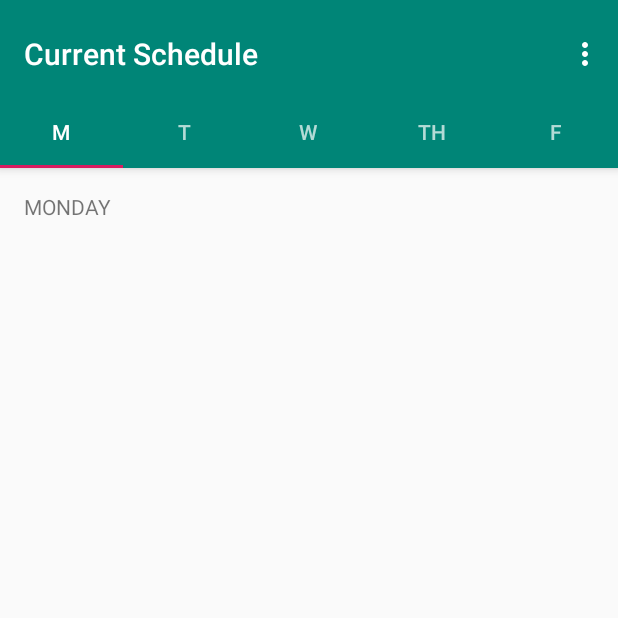
After one commit to collinmay/mywcc-app, an Android app: the CurrentScheduleActivity screen opened directly, with no data from a screen before it, on a phone screen of 412 x 824 dp, the top half of it. The commit adds this screen. Run offline under Robolectric (Android 15) with nearby library versions, the phone set to English and light mode, and no system bars.

Commit message:
first draft of current schedule page

```diff
--- /dev/null
+++ b/app/src/main/java/edu/whatcom/mywcc/CurrentScheduleActivity.java
@@ -0,0 +1,133 @@
+package edu.whatcom.mywcc;
+
+import com.google.android.material.tabs.TabLayout;
+import androidx.appcompat.app.AppCompatActivity;
+import androidx.appcompat.widget.Toolbar;
+
+import androidx.fragment.app.Fragment;
+import androidx.fragment.app.FragmentManager;
+import androidx.fragment.app.FragmentPagerAdapter;
+import androidx.viewpager.widget.ViewPager;
+import android.os.Bundle;
+import android.view.LayoutInflater;
+import android.view.Menu;
+import android.view.MenuItem;
+import android.view.View;
+import android.view.ViewGroup;
+
+import android.widget.TextView;
+import edu.whatcom.mywcc.models.Weekday;
+
+public class CurrentScheduleActivity extends AppCompatActivity {
+
+    /**
+     * The {@link androidx.viewpager.widget.PagerAdapter} that will provide
+     * fragments for each of the sections. We use a
+     * {@link FragmentPagerAdapter} derivative, which will keep every
+     * loaded fragment in memory. If this becomes too memory intensive, it
+     * may be best to switch to a
+     * androidx.fragment.app.FragmentStatePagerAdapter.
+     */
+    private SectionsPagerAdapter mSectionsPagerAdapter;
+
+    /**
+     * The {@link ViewPager} that will host the section contents.
+     */
+    private ViewPager mViewPager;
+
+    @Override
+    protected void onCreate(Bundle savedInstanceState) {
+        super.onCreate(savedInstanceState);
+        setContentView(R.layout.activity_current_schedule);
+
+        Toolbar toolbar = (Toolbar) findViewById(R.id.toolbar);
+        setSupportActionBar(toolbar);
+        // Create the adapter that will return a fragment for each of the three
+        // primary sections of the activity.
+        mSectionsPagerAdapter = new SectionsPagerAdapter(getSupportFragmentManager());
+
+        // Set up the ViewPager with the sections adapter.
+        mViewPager = (ViewPager) findViewById(R.id.container);
+        mViewPager.setAdapter(mSectionsPagerAdapter);
+
+        TabLayout tabLayout = (TabLayout) findViewById(R.id.tabs);
+
+        mViewPager.addOnPageChangeListener(new TabLayout.TabLayoutOnPageChangeListener(tabLayout));
+        tabLayout.addOnTabSelectedListener(new TabLayout.ViewPagerOnTabSelectedListener(mViewPager));
+    }
+
+    @Override
+    public boolean onCreateOptionsMenu(Menu menu) {
+        // Inflate the menu; this adds items to the action bar if it is present.
+        getMenuInflater().inflate(R.menu.menu_current_schedule, menu);
+        return true;
+    }
+
+    @Override
+    public boolean onOptionsItemSelected(MenuItem item) {
+        // Handle action bar item clicks here. The action bar will
+        // automatically handle clicks on the Home/Up button, so long
+        // as you specify a parent activity in AndroidManifest.xml.
+        int id = item.getItemId();
+
+        //noinspection SimplifiableIfStatement
+        if (id == R.id.action_settings) {
+            return true;
+        }
+
+        return super.onOptionsItemSelected(item);
+    }
+
+    /**
+     * A placeholder fragment containing a simple view.
+     */
+    public static class WeekdayFragment extends Fragment {
+        /**
+         * The fragment argument representing the section number for this
+         * fragment.
+         */
+        private static final String ARG_WEEKDAY = "weekday";
+
+        public WeekdayFragment() {
+        }
+
+        public static WeekdayFragment newInstance(Weekday weekday) {
+            WeekdayFragment fragment = new WeekdayFragment();
+            Bundle args = new Bundle();
+            args.putInt(ARG_WEEKDAY, weekday.ordinal());
+            fragment.setArguments(args);
+            return fragment;
+        }
+
+        @Override
+        public View onCreateView(LayoutInflater inflater, ViewGroup container,
+                                 Bundle savedInstanceState) {
+            View rootView = inflater.inflate(R.layout.fragment_current_schedule, container, false);
+            TextView textView = (TextView) rootView.findViewById(R.id.section_label);
+            Weekday weekday = Weekday.values()[getArguments().getInt(ARG_WEEKDAY)];
+            textView.setText(weekday.name());
+            return rootView;
+        }
+    }
+
+    /**
+     * A {@link FragmentPagerAdapter} that returns a fragment corresponding to
+     * one of the sections/tabs/pages.
+     */
+    public class SectionsPagerAdapter extends FragmentPagerAdapter {
+
+        public SectionsPagerAdapter(FragmentManager fm) {
+            super(fm);
+        }
+
+        @Override
+        public Fragment getItem(int position) {
+            return WeekdayFragment.newInstance(Weekday.values()[position]);
+        }
+
+        @Override
+        public int getCount() {
+            return 5;
+        }
+    }
+}
--- a/app/src/main/java/edu/whatcom/mywcc/LoginActivity.java
+++ b/app/src/main/java/edu/whatcom/mywcc/LoginActivity.java
@@ -7,9 +7,9 @@ import android.view.View;
 import android.widget.Button;
 import android.widget.EditText;
 import android.widget.TextView;
+import edu.whatcom.mywcc.models.StudentProfile;
 
 public class LoginActivity extends AppCompatActivity {
-
     private EditText Name;
     private EditText Password;
     private TextView Info;
--- /dev/null
+++ b/app/src/main/res/layout/activity_current_schedule.xml
@@ -0,0 +1,74 @@
+<?xml version="1.0" encoding="utf-8"?>
+<androidx.coordinatorlayout.widget.CoordinatorLayout xmlns:android="http://schemas.android.com/apk/res/android"
+                                                     xmlns:tools="http://schemas.android.com/tools"
+                                                     xmlns:app="http://schemas.android.com/apk/res-auto"
+                                                     android:id="@+id/main_content"
+                                                     android:layout_width="match_parent"
+                                                     android:layout_height="match_parent"
+                                                     android:fitsSystemWindows="true"
+                                                     tools:context=".CurrentScheduleActivity">
+
+    <com.google.android.material.appbar.AppBarLayout
+            android:id="@+id/appbar"
+            android:layout_width="match_parent"
+            android:layout_height="wrap_content"
+            android:paddingTop="@dimen/appbar_padding_top"
+            android:theme="@style/AppTheme.AppBarOverlay">
+
+        <androidx.appcompat.widget.Toolbar
+                android:id="@+id/toolbar"
+                app:title="@string/current_schedule_title"
+                android:layout_width="match_parent"
+                android:layout_height="?attr/actionBarSize"
+                android:layout_weight="1"
+                android:background="?attr/colorPrimary"
+                app:popupTheme="@style/AppTheme.PopupOverlay"
+                app:layout_scrollFlags="scroll|enterAlways">
+
+        </androidx.appcompat.widget.Toolbar>
+
+        <com.google.android.material.tabs.TabLayout
+                android:id="@+id/tabs"
+                android:layout_width="match_parent"
+                android:layout_height="wrap_content">
+
+            <com.google.android.material.tabs.TabItem
+                    android:id="@+id/tab_monday"
+                    android:layout_width="wrap_content"
+                    android:layout_height="wrap_content"
+                    android:text="@string/title_monday_short"/>
+
+            <com.google.android.material.tabs.TabItem
+                    android:id="@+id/tab_tuesday"
+                    android:layout_width="wrap_content"
+                    android:layout_height="wrap_content"
+                    android:text="@string/title_tuesday_short"/>
+
+            <com.google.android.material.tabs.TabItem
+                    android:id="@+id/tab_wednesday"
+                    android:layout_width="wrap_content"
+                    android:layout_height="wrap_content"
+                    android:text="@string/title_wednesday_short"/>
+
+            <com.google.android.material.tabs.TabItem
+                    android:id="@+id/tab_thursday"
+                    android:layout_width="wrap_content"
+                    android:layout_height="wrap_content"
+                    android:text="@string/title_thursday_short"/>
+
+            <com.google.android.material.tabs.TabItem
+                    android:id="@+id/tab_friday"
+                    android:layout_width="wrap_content"
+                    android:layout_height="wrap_content"
+                    android:text="@string/title_friday_short"/>
+
+        </com.google.android.material.tabs.TabLayout>
+    </com.google.android.material.appbar.AppBarLayout>
+
+    <androidx.viewpager.widget.ViewPager
+            android:id="@+id/container"
+            android:layout_width="match_parent"
+            android:layout_height="match_parent"
+            app:layout_behavior="@string/appbar_scrolling_view_behavior"/>
+
+</androidx.coordinatorlayout.widget.CoordinatorLayout>
--- /dev/null
+++ b/app/src/main/res/layout/fragment_current_schedule.xml
@@ -0,0 +1,23 @@
+<?xml version="1.0" encoding="utf-8"?>
+<androidx.constraintlayout.widget.ConstraintLayout xmlns:android="http://schemas.android.com/apk/res/android"
+                                                   xmlns:app="http://schemas.android.com/apk/res-auto"
+                                                   xmlns:tools="http://schemas.android.com/tools"
+                                                   android:id="@+id/constraintLayout"
+                                                   android:layout_width="match_parent"
+                                                   android:layout_height="match_parent"
+                                                   tools:context=".CurrentScheduleActivity$WeekdayFragment">
+
+    <TextView
+            android:id="@+id/section_label"
+            android:layout_width="wrap_content"
+            android:layout_height="wrap_content"
+            tools:layout_constraintTop_creator="1"
+            android:layout_marginStart="@dimen/activity_horizontal_margin"
+            android:layout_marginEnd="@dimen/activity_horizontal_margin"
+            android:layout_marginTop="@dimen/activity_vertical_margin"
+            android:layout_marginBottom="@dimen/activity_vertical_margin"
+            tools:layout_constraintLeft_creator="1"
+            app:layout_constraintLeft_toLeftOf="parent"
+            app:layout_constraintTop_toTopOf="@+id/constraintLayout"/>
+
+</androidx.constraintlayout.widget.ConstraintLayout>
--- /dev/null
+++ b/app/src/main/res/menu/menu_current_schedule.xml
@@ -0,0 +1,9 @@
+<menu xmlns:android="http://schemas.android.com/apk/res/android"
+      xmlns:app="http://schemas.android.com/apk/res-auto"
+      xmlns:tools="http://schemas.android.com/tools"
+      tools:context="edu.whatcom.mywcc.CurrentScheduleActivity">
+    <item android:id="@+id/action_settings"
+          android:title="@string/action_settings"
+          android:orderInCategory="100"
+          app:showAsAction="never"/>
+</menu>
--- /dev/null
+++ b/app/src/main/res/values-w820dp/dimens.xml
@@ -0,0 +1,6 @@
+<resources>
+    <!-- Example customization of dimensions originally defined in res/values/dimens.xml
+         (such as screen margins) for screens with more than 820dp of available width. This
+         would include 7" and 10" devices in landscape (~960dp and ~1280dp respectively). -->
+    <dimen name="activity_horizontal_margin">64dp</dimen>
+</resources>
--- a/app/src/main/res/values/dimens.xml
+++ b/app/src/main/res/values/dimens.xml
@@ -5,4 +5,5 @@
     <dimen name="nav_header_vertical_spacing">8dp</dimen>
     <dimen name="nav_header_height">176dp</dimen>
     <dimen name="fab_margin">16dp</dimen>
+    <dimen name="appbar_padding_top">8dp</dimen>
 </resources>
--- a/app/src/main/res/values/strings.xml
+++ b/app/src/main/res/values/strings.xml
@@ -15,4 +15,20 @@
     <string name="menu_tools">Tools</string>
     <string name="menu_share">Share</string>
     <string name="menu_send">Send</string>
+    <string name="title_activity_current_schedule">CurrentScheduleActivity</string>
+    <string name="tab_text_1">Tab 1</string>
+    <string name="tab_text_2">Tab 2</string>
+    <string name="tab_text_3">Tab 3</string>
+    <string name="section_format">Hello World from section: %1$d</string>
+    <string name="current_schedule_title">Current Schedule</string>
+    <string name="title_monday">Monday</string>
+    <string name="title_tuesday">Tuesday</string>
+    <string name="title_wednesday">Wednesday</string>
+    <string name="title_thursday">Thursday</string>
+    <string name="title_friday">Friday</string>
+    <string name="title_friday_short">F</string>
+    <string name="title_thursday_short">Th</string>
+    <string name="title_wednesday_short">W</string>
+    <string name="title_tuesday_short">T</string>
+    <string name="title_monday_short">M</string>
 </resources>
--- a/app/src/main/res/values/styles.xml
+++ b/app/src/main/res/values/styles.xml
@@ -13,8 +13,8 @@
         <item name="windowNoTitle">true</item>
     </style>
 
-    <style name="AppTheme.AppBarOverlay" parent="ThemeOverlay.AppCompat.Dark.ActionBar" />
+    <style name="AppTheme.AppBarOverlay" parent="ThemeOverlay.AppCompat.Dark.ActionBar"/>
 
-    <style name="AppTheme.PopupOverlay" parent="ThemeOverlay.AppCompat.Light" />
+    <style name="AppTheme.PopupOverlay" parent="ThemeOverlay.AppCompat.Light"/>
 
 </resources>
```
Also changed, not shown: app/src/main/AndroidManifest.xml (+10 -5 lines).
